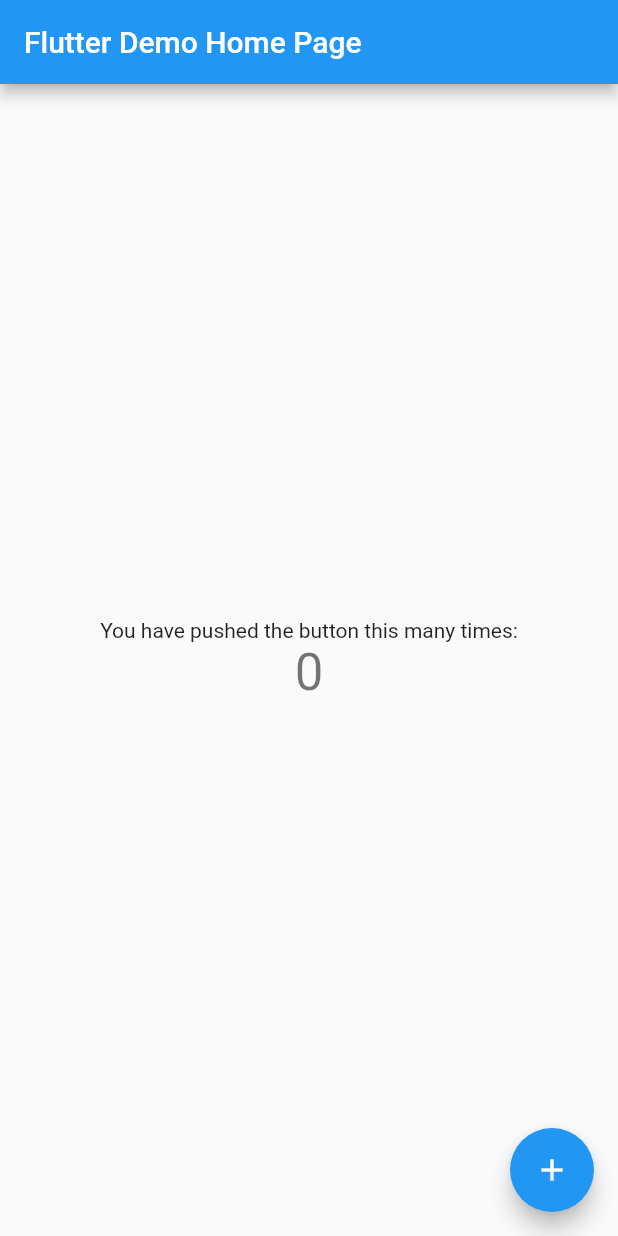
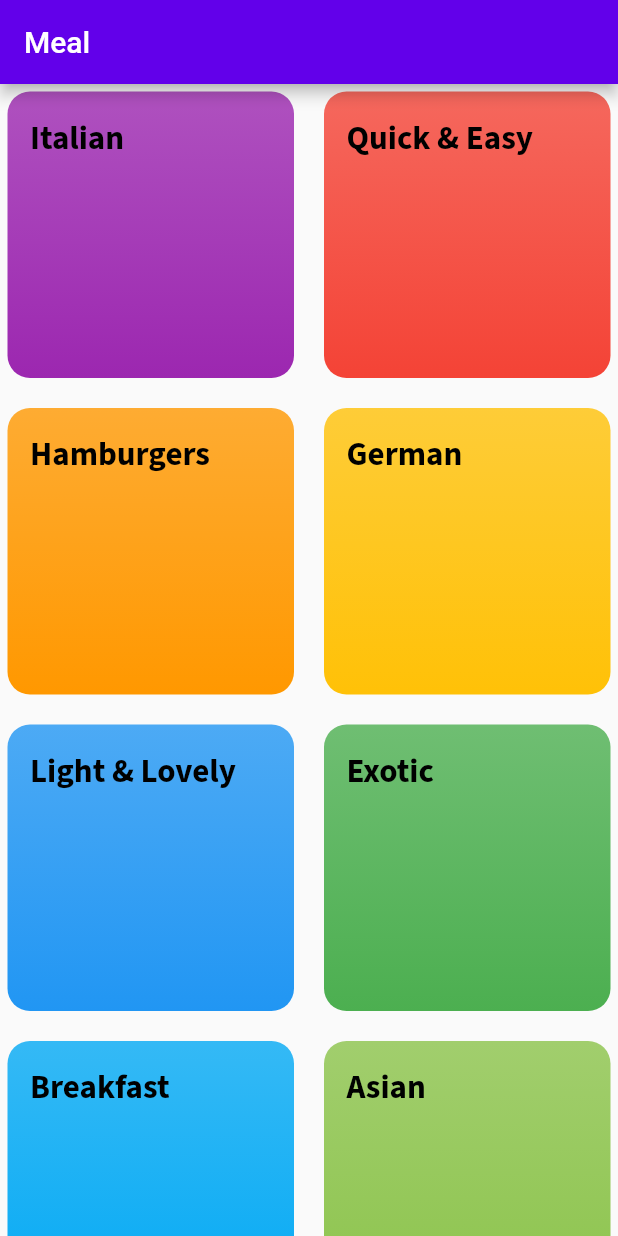
Before and after one commit to azutsavv/meal_app, a Flutter app: the screen it shows after launch, on a phone screen of 412 x 824 dp. Run offline on Flutter 3.47's test engine with Material 2 defaults, Android fonts, the light colour scheme and no system bars; our stand-ins replace google_fonts.

Commit message:
gridview_ready_dummy_data

```diff
--- /dev/null
+++ b/lib/category_item.dart
@@ -0,0 +1,43 @@
+import 'package:flutter/material.dart';
+
+import 'catogory_screen_meals.dart';
+import 'fonts/fonts.dart';
+
+class categoryItem extends StatelessWidget {
+  final String id;
+  final String title;
+  final Color colors;
+  const categoryItem({super.key, required this.colors, required this.title, required this.id});
+void selectCategory(BuildContext ctx) {
+    Navigator.of(ctx).push(
+      MaterialPageRoute(builder: (_) {
+        return CategoryMealScreen(categoryID: id, title: title,);
+      }),
+    );
+  }
+  @override
+  Widget build(BuildContext context) {
+    return  InkWell(
+        onTap: () => selectCategory(context),
+        splashColor: Colors.black,
+        borderRadius: BorderRadius.circular(15),
+        child: Scaffold(
+      body: Container(
+        width: MediaQuery.of(context).size.width,
+        height: MediaQuery.of(context).size.height,
+        padding: EdgeInsets.all(15),
+        decoration: BoxDecoration(
+          gradient: LinearGradient(
+              colors: [colors.withOpacity(0.8), colors],
+              begin: Alignment.topRight,
+              end: Alignment.bottomRight),
+          borderRadius: BorderRadius.circular(15),
+        ),
+        child: title_font(
+          text: title,
+        ),
+      ),
+    )
+    );
+  }
+}
--- /dev/null
+++ b/lib/category_scree.dart
@@ -0,0 +1,38 @@
+import 'package:flutter/cupertino.dart';
+import 'package:flutter/material.dart';
+import 'package:flutter/src/widgets/framework.dart';
+import 'package:flutter/src/widgets/placeholder.dart';
+import 'package:meal_app_navigation/category_item.dart';
+import 'package:meal_app_navigation/catogory_screen_meals.dart';
+import './dummy_data.dart';
+
+class categoryScreen extends StatelessWidget {
+  const categoryScreen({super.key});
+
+  @override
+  Widget build(BuildContext context) {
+    return Material(
+      child: Scaffold(
+        appBar: AppBar(
+          backgroundColor: Colors.deepPurpleAccent.shade700,
+          title: Text('Meal'),
+        ),
+        body: GridView(
+            padding: EdgeInsets.all(5),
+            gridDelegate: SliverGridDelegateWithMaxCrossAxisExtent(
+              maxCrossAxisExtent: 200,
+              childAspectRatio: 1,
+              crossAxisSpacing: 20,
+              mainAxisSpacing: 20,
+            ),
+            children: DUMMY_CATEGORIES
+                .map((e) => categoryItem(
+                      id: e.id,
+                      colors: e.colors,
+                      title: e.title,
+                    ))
+                .toList()),
+      ),
+    );
+  }
+}
--- /dev/null
+++ b/lib/catogory_screen_meals.dart
@@ -0,0 +1,22 @@
+import 'package:flutter/material.dart';
+import 'package:flutter/src/widgets/framework.dart';
+import 'package:flutter/src/widgets/placeholder.dart';
+
+class CategoryMealScreen extends StatelessWidget {
+  final String categoryID;
+  final String title;
+  const CategoryMealScreen({super.key, required this.categoryID, required this.title});
+
+  @override
+  Widget build(BuildContext context) {
+    return Scaffold(
+      appBar: AppBar(
+        backgroundColor: Colors.deepPurpleAccent.shade700,
+        title: Text(title),
+      ),
+      body: Container(
+        color: Colors.pink.shade50,
+      ),
+    );
+  }
+}
--- /dev/null
+++ b/lib/dummy_data.dart
@@ -0,0 +1,71 @@
+import 'package:flutter/material.dart';
+import 'models/category.dart';
+
+
+
+  List<Category> DUMMY_CATEGORIES =  [
+
+  Category(
+      Colors.purple,
+     'Italian',
+     'c1' ,
+  ),
+  Category(
+      Colors.red,
+    'Quick & Easy',
+    'c2',
+  ),
+  Category(
+     Colors.orange,
+     'Hamburgers',
+      'c3',
+
+  ),
+  Category(
+    Colors.amber,
+     'German',
+     'c4',
+
+
+  ),
+  Category(
+     Colors.blue,
+     'Light & Lovely',
+     'c5',
+
+  ),
+  Category(
+
+    Colors.green,
+     'Exotic',
+     'c6',
+
+  ),
+  Category(
+    Colors.lightBlue,
+     'Breakfast',
+     'c7',
+
+  ),
+  Category(
+      Colors.lightGreen,
+      'Asian',
+      'c8',
+
+
+  ),
+  Category(
+    Colors.pink,
+     'French',
+     'c9',
+
+
+  ),
+  Category(
+     Colors.teal,
+     'Summer',
+     'c10',
+
+
+  ),
+];
--- /dev/null
+++ b/lib/fonts/fonts.dart
@@ -0,0 +1,22 @@
+import 'package:flutter/material.dart';
+import 'package:flutter/src/widgets/framework.dart';
+import 'package:flutter/src/widgets/placeholder.dart';
+import 'package:google_fonts/google_fonts.dart';
+
+class title_font extends StatelessWidget {
+  final String text;
+  const title_font({super.key , required this.text });
+
+  @override
+  Widget build(BuildContext context) {
+    return Text(text ,
+    style: GoogleFonts.sourceSansPro(
+      color: Colors.black,
+      fontWeight: FontWeight.bold,
+      fontSize: 22,
+
+    ),
+
+    );
+  }
+}
--- /dev/null
+++ b/lib/landingpage.dart
@@ -0,0 +1,14 @@
+import 'package:flutter/material.dart';
+
+class landingpage extends StatelessWidget {
+  const landingpage({super.key});
+
+  @override
+  Widget build(BuildContext context) {
+    return Scaffold(
+      body: Container(
+        decoration: BoxDecoration(color: Colors.white24),
+      ),
+    );
+  }
+}
--- a/lib/main.dart
+++ b/lib/main.dart
@@ -1,4 +1,6 @@
 import 'package:flutter/material.dart';
+import 'package:meal_app_navigation/category_scree.dart';
+import 'package:meal_app_navigation/landingpage.dart';
 
 void main() {
   runApp(const MyApp());
@@ -11,105 +13,13 @@
   @override
   Widget build(BuildContext context) {
     return MaterialApp(
-      title: 'Flutter Demo',
-      theme: ThemeData(
-        // This is the theme of your application.
-        //
-        // Try running your application with "flutter run". You'll see the
-        // application has a blue toolbar. Then, without quitting the app, try
-        // changing the primarySwatch below to Colors.green and then invoke
-        // "hot reload" (press "r" in the console where you ran "flutter run",
-        // or simply save your changes to "hot reload" in a Flutter IDE).
-        // Notice that the counter didn't reset back to zero; the application
-        // is not restarted.
-        primarySwatch: Colors.blue,
-      ),
-      home: const MyHomePage(title: 'Flutter Demo Home Page'),
+      debugShowCheckedModeBanner: false,
+      initialRoute: 'chk',
+      routes: {
+        'home': (context) => const landingpage(),
+        'chk':(context) => const categoryScreen()
+      },
+
     );
   }
 }
-
-class MyHomePage extends StatefulWidget {
-  const MyHomePage({super.key, required this.title});
-
-  // This widget is the home page of your application. It is stateful, meaning
-  // that it has a State object (defined below) that contains fields that affect
-  // how it looks.
-
-  // This class is the configuration for the state. It holds the values (in this
-  // case the title) provided by the parent (in this case the App widget) and
-  // used by the build method of the State. Fields in a Widget subclass are
-  // always marked "final".
-
-  final String title;
-
-  @override
-  State<MyHomePage> createState() => _MyHomePageState();
-}
-
-class _MyHomePageState extends State<MyHomePage> {
-  int _counter = 0;
-
-  void _incrementCounter() {
-    setState(() {
-      // This call to setState tells the Flutter framework that something has
-      // changed in this State, which causes it to rerun the build method below
-      // so that the display can reflect the updated values. If we changed
-      // _counter without calling setState(), then the build method would not be
-      // called again, and so nothing would appear to happen.
-      _counter++;
-    });
-  }
-
-  @override
-  Widget build(BuildContext context) {
-    // This method is rerun every time setState is called, for instance as done
-    // by the _incrementCounter method above.
-    //
-    // The Flutter framework has been optimized to make rerunning build methods
-    // fast, so that you can just rebuild anything that needs updating rather
-    // than having to individually change instances of widgets.
-    return Scaffold(
-      appBar: AppBar(
-        // Here we take the value from the MyHomePage object that was created by
-        // the App.build method, and use it to set our appbar title.
-        title: Text(widget.title),
-      ),
-      body: Center(
-        // Center is a layout widget. It takes a single child and positions it
-        // in the middle of the parent.
-        child: Column(
-          // Column is also a layout widget. It takes a list of children and
-          // arranges them vertically. By default, it sizes itself to fit its
-          // children horizontally, and tries to be as tall as its parent.
-          //
-          // Invoke "debug painting" (press "p" in the console, choose the
-          // "Toggle Debug Paint" action from the Flutter Inspector in Android
-          // Studio, or the "Toggle Debug Paint" command in Visual Studio Code)
-          // to see the wireframe for each widget.
-          //
-          // Column has various properties to control how it sizes itself and
-          // how it positions its children. Here we use mainAxisAlignment to
-          // center the children vertically; the main axis here is the vertical
-          // axis because Columns are vertical (the cross axis would be
-          // horizontal).
-          mainAxisAlignment: MainAxisAlignment.center,
-          children: <Widget>[
-            const Text(
-              'You have pushed the button this many times:',
-            ),
-            Text(
-              '$_counter',
-              style: Theme.of(context).textTheme.headlineMedium,
-            ),
-          ],
-        ),
-      ),
-      floatingActionButton: FloatingActionButton(
-        onPressed: _incrementCounter,
-        tooltip: 'Increment',
-        child: const Icon(Icons.add),
-      ), // This trailing comma makes auto-formatting nicer for build methods.
-    );
-  }
-}
--- /dev/null
+++ b/lib/models/category.dart
@@ -0,0 +1,10 @@
+import 'package:flutter/foundation.dart';
+import 'package:flutter/material.dart';
+
+class Category {
+  final String id;
+  final String title;
+  final Color colors;
+
+   Category(this.colors,this.title,this.id,);
+}
--- a/pubspec.yaml
+++ b/pubspec.yaml
@@ -30,7 +30,7 @@
 dependencies:
   flutter:
     sdk: flutter
-
+  google_fonts: ^4.0.3
 
   # The following adds the Cupertino Icons font to your application.
   # Use with the CupertinoIcons class for iOS style icons.
```
Also changed, not shown: pubspec.lock, 1 other file.
